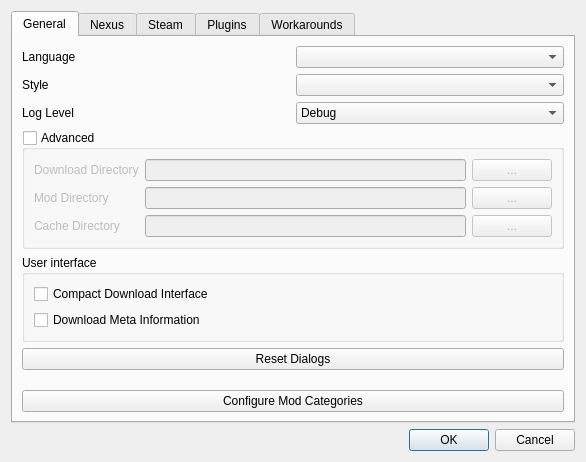
Old version of the form modorganizer/src/settingsdialog.ui in the repository Holt59/mo2-merge.
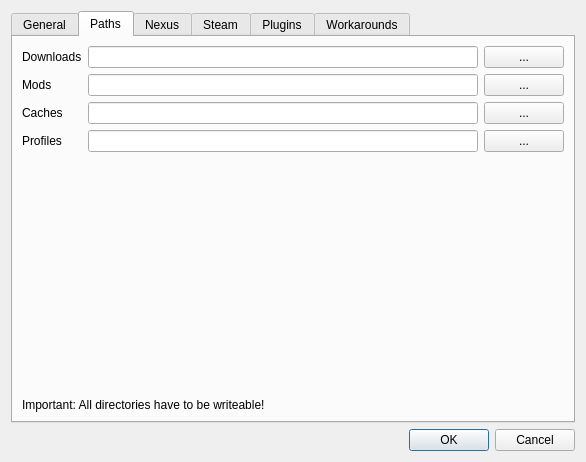
New version of the form. The open tabs and pages were chosen to show the change. Icons and pictures are not drawn.

What changed in the file:
```diff
--- a/modorganizer/src/settingsdialog.ui
+++ b/modorganizer/src/settingsdialog.ui
@@ -107,92 +107,6 @@
          </item>
         </layout>
        </item>
-       <item>
-        <widget class="QGroupBox" name="groupBox_2">
-         <property name="title">
-          <string>Advanced</string>
-         </property>
-         <property name="checkable">
-          <bool>true</bool>
-         </property>
-         <property name="checked">
-          <bool>false</bool>
-         </property>
-         <layout class="QGridLayout" name="gridLayout">
-          <item row="0" column="1">
-           <widget class="QLineEdit" name="downloadDirEdit">
-            <property name="toolTip">
-             <string>Directory where downloads are stored.</string>
-            </property>
-            <property name="whatsThis">
-             <string>Directory where downloads are stored.</string>
-            </property>
-           </widget>
-          </item>
-          <item row="0" column="2">
-           <widget class="QPushButton" name="browseDownloadDirBtn">
-            <property name="sizePolicy">
-             <sizepolicy hsizetype="Fixed" vsizetype="Fixed">
-              <horstretch>0</horstretch>
-              <verstretch>0</verstretch>
-             </sizepolicy>
-            </property>
-            <property name="text">
-             <string notr="true">...</string>
-            </property>
-           </widget>
-          </item>
-          <item row="2" column="0">
-           <widget class="QLabel" name="label_8">
-            <property name="text">
-             <string>Mod Directory</string>
-            </property>
-           </widget>
-          </item>
-          <item row="2" column="1">
-           <widget class="QLineEdit" name="modDirEdit">
-            <property name="toolTip">
-             <string>Directory where mods are stored.</string>
-            </property>
-            <property name="whatsThis">
-             <string>Directory where mods are stored. Please note that changing this will break all associations of profiles with mods that don't exist in the new location (with the same name).</string>
-            </property>
-           </widget>
-          </item>
-          <item row="2" column="2">
-           <widget class="QPushButton" name="browseModDirBtn">
-            <property name="text">
-             <string notr="true">...</string>
-            </property>
-           </widget>
-          </item>
-          <item row="0" column="0">
-           <widget class="QLabel" name="label_7">
-            <property name="text">
-             <string>Download Directory</string>
-            </property>
-           </widget>
-          </item>
-          <item row="3" column="0">
-           <widget class="QLabel" name="label_9">
-            <property name="text">
-             <string>Cache Directory</string>
-            </property>
-           </widget>
-          </item>
-          <item row="3" column="1">
-           <widget class="QLineEdit" name="cacheDirEdit"/>
-          </item>
-          <item row="3" column="2">
-           <widget class="QPushButton" name="browseCacheDirBtn">
-            <property name="text">
-             <string notr="true">...</string>
-            </property>
-           </widget>
-          </item>
-         </layout>
-        </widget>
-       </item>
        <item>
         <widget class="QGroupBox" name="groupBox">
          <property name="title">
@@ -219,28 +133,41 @@
             </property>
            </widget>
           </item>
+          <item>
+           <widget class="QPushButton" name="resetDialogsButton">
+            <property name="maximumSize">
+             <size>
+              <width>16777215</width>
+              <height>16777215</height>
+             </size>
+            </property>
+            <property name="toolTip">
+             <string>Reset stored information from dialogs.</string>
+            </property>
+            <property name="whatsThis">
+             <string>This will make all dialogs show up again where you checked the &quot;Remember selection&quot;-box.</string>
+            </property>
+            <property name="text">
+             <string>Reset Dialogs</string>
+            </property>
+           </widget>
+          </item>
+          <item>
+           <widget class="QPushButton" name="categoriesBtn">
+            <property name="toolTip">
+             <string>Modify the categories available to arrange your mods.</string>
+            </property>
+            <property name="whatsThis">
+             <string>Modify the categories available to arrange your mods.</string>
+            </property>
+            <property name="text">
+             <string>Configure Mod Categories</string>
+            </property>
+           </widget>
+          </item>
          </layout>
         </widget>
        </item>
-       <item>
-        <widget class="QPushButton" name="resetDialogsButton">
-         <property name="maximumSize">
-          <size>
-           <width>16777215</width>
-           <height>16777215</height>
-          </size>
-         </property>
-         <property name="toolTip">
-          <string>Reset stored information from dialogs.</string>
-         </property>
-         <property name="whatsThis">
-          <string>This will make all dialogs show up again where you checked the &quot;Remember selection&quot;-box.</string>
-         </property>
-         <property name="text">
-          <string>Reset Dialogs</string>
-         </property>
-        </widget>
-       </item>
        <item>
         <spacer name="verticalSpacer">
          <property name="orientation">
@@ -255,7 +182,7 @@
         </spacer>
        </item>
        <item>
-        <widget class="QPushButton" name="categoriesBtn">
+        <widget class="QPushButton" name="changeInstanceButton">
          <property name="toolTip">
           <string>Modify the categories available to arrange your mods.</string>
          </property>
@@ -263,7 +190,126 @@
           <string>Modify the categories available to arrange your mods.</string>
          </property>
          <property name="text">
-          <string>Configure Mod Categories</string>
+          <string>Change Instance</string>
+         </property>
+        </widget>
+       </item>
+      </layout>
+     </widget>
+     <widget class="QWidget" name="pathsTab">
+      <attribute name="title">
+       <string>Paths</string>
+      </attribute>
+      <layout class="QVBoxLayout" name="verticalLayout_10">
+       <item>
+        <layout class="QGridLayout" name="gridLayout_2">
+         <item row="0" column="0">
+          <widget class="QLabel" name="label_7">
+           <property name="text">
+            <string>Downloads</string>
+           </property>
+          </widget>
+         </item>
+         <item row="2" column="0">
+          <widget class="QLabel" name="label_9">
+           <property name="text">
+            <string>Caches</string>
+           </property>
+          </widget>
+         </item>
+         <item row="1" column="2">
+          <widget class="QPushButton" name="browseModDirBtn">
+           <property name="text">
+            <string notr="true">...</string>
+           </property>
+          </widget>
+         </item>
+         <item row="2" column="1">
+          <widget class="QLineEdit" name="cacheDirEdit"/>
+         </item>
+         <item row="0" column="1">
+          <widget class="QLineEdit" name="downloadDirEdit">
+           <property name="toolTip">
+            <string>Directory where downloads are stored.</string>
+           </property>
+           <property name="whatsThis">
+            <string>Directory where downloads are stored.</string>
+           </property>
+          </widget>
+         </item>
+         <item row="1" column="0">
+          <widget class="QLabel" name="label_8">
+           <property name="text">
+            <string>Mods</string>
+           </property>
+          </widget>
+         </item>
+         <item row="2" column="2">
+          <widget class="QPushButton" name="browseCacheDirBtn">
+           <property name="text">
+            <string notr="true">...</string>
+           </property>
+          </widget>
+         </item>
+         <item row="1" column="1">
+          <widget class="QLineEdit" name="modDirEdit">
+           <property name="toolTip">
+            <string>Directory where mods are stored.</string>
+           </property>
+           <property name="whatsThis">
+            <string>Directory where mods are stored. Please note that changing this will break all associations of profiles with mods that don't exist in the new location (with the same name).</string>
+           </property>
+          </widget>
+         </item>
+         <item row="0" column="2">
+          <widget class="QPushButton" name="browseDownloadDirBtn">
+           <property name="sizePolicy">
+            <sizepolicy hsizetype="Fixed" vsizetype="Fixed">
+             <horstretch>0</horstretch>
+             <verstretch>0</verstretch>
+            </sizepolicy>
+           </property>
+           <property name="text">
+            <string notr="true">...</string>
+           </property>
+          </widget>
+         </item>
+         <item row="3" column="0">
+          <widget class="QLabel" name="label_22">
+           <property name="text">
+            <string>Profiles</string>
+           </property>
+          </widget>
+         </item>
+         <item row="3" column="1">
+          <widget class="QLineEdit" name="profilesDirEdit"/>
+         </item>
+         <item row="3" column="2">
+          <widget class="QPushButton" name="browseProfilesDirBtn">
+           <property name="text">
+            <string>...</string>
+           </property>
+          </widget>
+         </item>
+        </layout>
+       </item>
+       <item>
+        <spacer name="verticalSpacer_6">
+         <property name="orientation">
+          <enum>Qt::Vertical</enum>
+         </property>
+         <property name="sizeHint" stdset="0">
+          <size>
+           <width>20</width>
+           <height>40</height>
+          </size>
+         </property>
+        </spacer>
+       </item>
+       <item>
+        <widget class="QLabel" name="label_23">
+         <property name="text">
+          <string>Important: All directories have to be writeable!</string>
          </property>
         </widget>
        </item>
```
Left out of the diff: 4 changed lines with no effect on the pictures.
